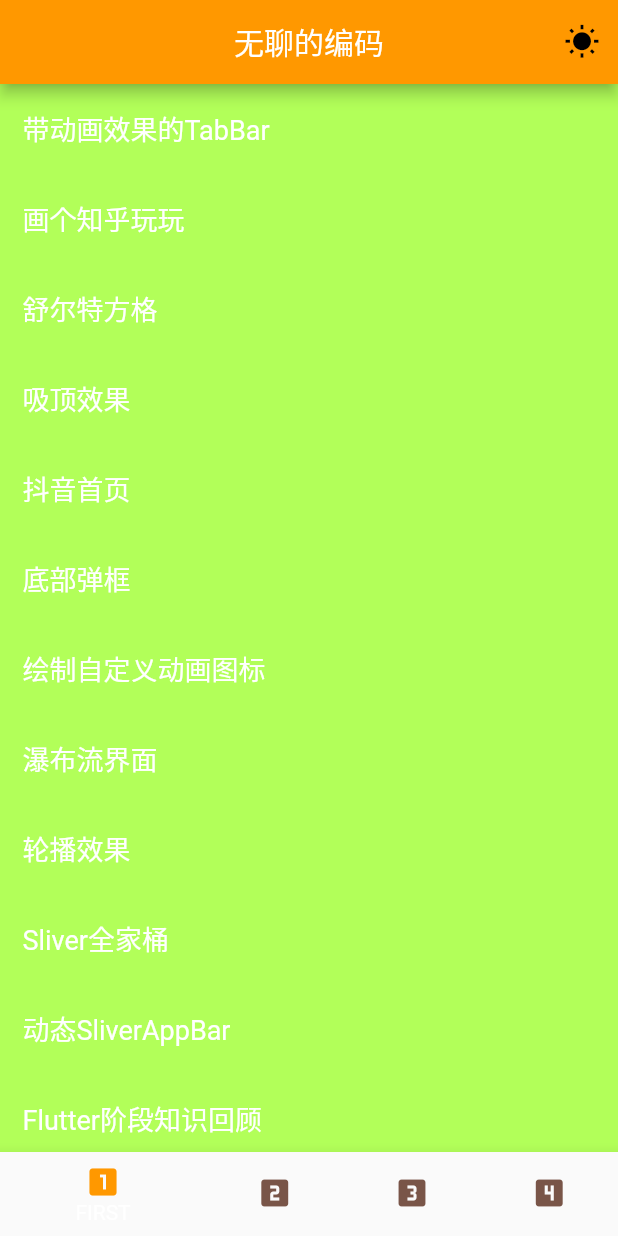
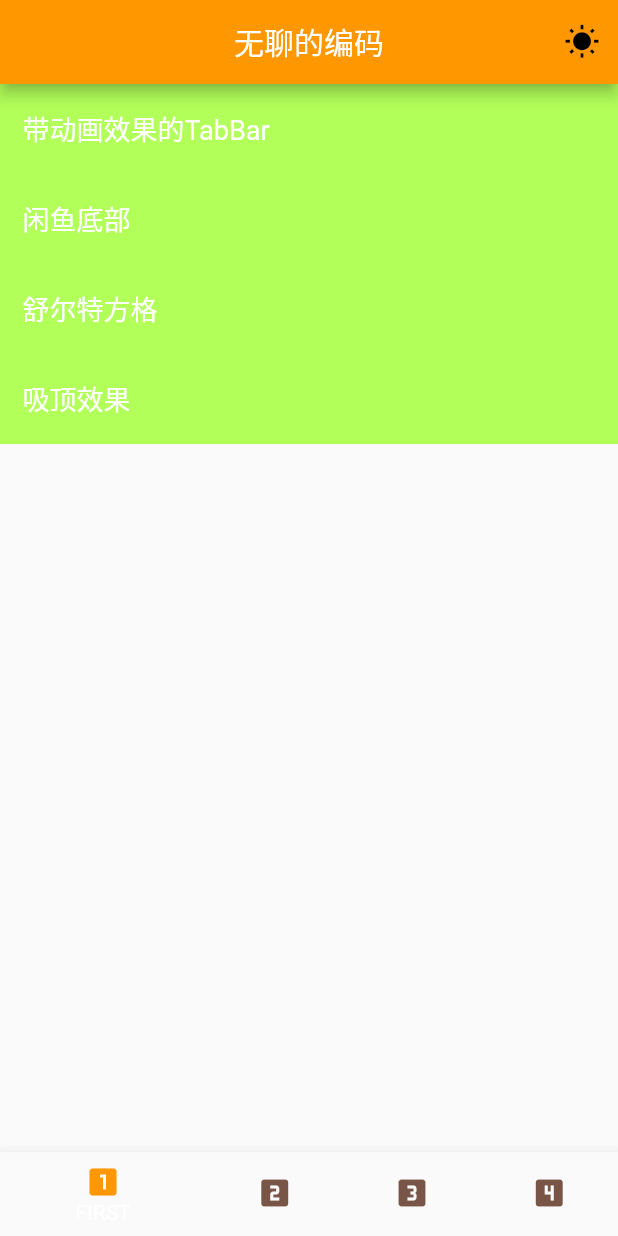
Before and after one commit to HeroLBJ/Flutter_UP, a Flutter app: the screen it shows after launch, on a phone screen of 412 x 824 dp. Run offline on Flutter 3.47's test engine with Material 2 defaults, Android fonts, the phone set to English and light mode, and no system bars; our stand-ins replace after_layout, bot_toast, cached_network_image, sticky_headers.

Commit message:
2020.08.25: 1.调整第4个按钮 2.添加组件列表 3.安全组件：SafeArea 4.闲鱼底部

```diff
--- a/lib/ui/first/first_main_page.dart
+++ b/lib/ui/first/first_main_page.dart
@@ -6,6 +6,7 @@ import 'package:flutter_up/ui/first/first003/first_003_page.dart';
 import 'package:flutter_up/ui/first/first003/first_003_provider.dart';
 import 'package:provider/provider.dart';
 
+import 'first002/first_002_page.dart';
 import 'first004/first_004_page.dart';
 
 class FirstMainPage extends StatelessWidget {
@@ -33,7 +34,10 @@ class FirstMainPage extends StatelessWidget {
             Navigator.push(context,
                 MaterialPageRoute(builder: (context) => First001Page()));
           }),
-          contentChild('画个知乎玩玩', () {}),
+          contentChild('闲鱼底部', () {
+            Navigator.push(context,
+                MaterialPageRoute(builder: (context) => First002Page()));
+          }),
           contentChild('舒尔特方格', () {
             Navigator.push(context,
                 MaterialPageRoute(builder: (context) => First003Page()));
@@ -42,40 +46,41 @@ class FirstMainPage extends StatelessWidget {
             Navigator.push(context,
                 MaterialPageRoute(builder: (context) => First004Page()));
           }),
-          contentChild('抖音首页', () {}),
-          contentChild('底部弹框', () {}),
-          contentChild('绘制自定义动画图标', () {}),
-          contentChild('瀑布流界面', () {}),
-          contentChild('轮播效果', () {}),
-          contentChild('Sliver全家桶', () {}),
-          contentChild('动态SliverAppBar', () {}),
-          contentChild('Flutter阶段知识回顾', () {}),
-          contentChild('调用相机组件', () {}),
-          contentChild('访问相册', () {}),
-          contentChild('录制视频', () {}),
-          contentChild('动态人脸识别', () {}),
-          contentChild('贴纸相机', () {}),
-          contentChild('动态滤镜', () {}),
-          contentChild('下拉更新，上拉加载', () {}),
-          contentChild('即时通讯', () {}),
-          contentChild('三角形聊天框', () {}),
-          contentChild('Flutter+SignalR即时通讯', () {}),
-          contentChild('自定义之时钟', () {}),
-          contentChild('录制语音', () {}),
-          contentChild('发送语音', () {}),
-          contentChild('讯飞语音', () {}),
-          contentChild('原生混编', () {}),
-          contentChild('讯飞语音实测', () {}),
-          contentChild('高德地图', () {}),
-          contentChild('高德地图实现动态定位、动态POI', () {}),
-          contentChild('聊天界面发送定位', () {}),
-          contentChild('视频组件', () {}),
-          contentChild('弹幕效果', () {}),
-          contentChild('倍速播放', () {}),
-          contentChild('主题皮肤', () {}),
-          contentChild('极光推送', () {}),
-          contentChild('登录界面+炫酷效果', () {}),
-          contentChild('高斯模糊', () {}),
+//          contentChild('画个知乎玩玩', () {}),
+//          contentChild('抖音首页', () {}),
+//          contentChild('底部弹框', () {}),
+//          contentChild('绘制自定义动画图标', () {}),
+//          contentChild('瀑布流界面', () {}),
+//          contentChild('轮播效果', () {}),
+//          contentChild('Sliver全家桶', () {}),
+//          contentChild('动态SliverAppBar', () {}),
+//          contentChild('Flutter阶段知识回顾', () {}),
+//          contentChild('调用相机组件', () {}),
+//          contentChild('访问相册', () {}),
+//          contentChild('录制视频', () {}),
+//          contentChild('动态人脸识别', () {}),
+//          contentChild('贴纸相机', () {}),
+//          contentChild('动态滤镜', () {}),
+//          contentChild('下拉更新，上拉加载', () {}),
+//          contentChild('即时通讯', () {}),
+//          contentChild('三角形聊天框', () {}),
+//          contentChild('Flutter+SignalR即时通讯', () {}),
+//          contentChild('自定义之时钟', () {}),
+//          contentChild('录制语音', () {}),
+//          contentChild('发送语音', () {}),
+//          contentChild('讯飞语音', () {}),
+//          contentChild('原生混编', () {}),
+//          contentChild('讯飞语音实测', () {}),
+//          contentChild('高德地图', () {}),
+//          contentChild('高德地图实现动态定位、动态POI', () {}),
+//          contentChild('聊天界面发送定位', () {}),
+//          contentChild('视频组件', () {}),
+//          contentChild('弹幕效果', () {}),
+//          contentChild('倍速播放', () {}),
+//          contentChild('主题皮肤', () {}),
+//          contentChild('极光推送', () {}),
+//          contentChild('登录界面+炫酷效果', () {}),
+//          contentChild('高斯模糊', () {}),
         ],
       ),
     );
```
Also changed, not shown: lib/ui/first/first002/first_002_page.dart (+135 -0 lines).
